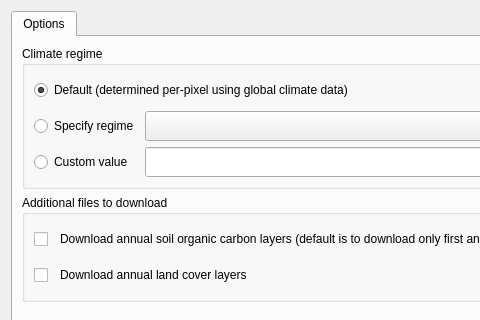
First picture: the form in LDMP/gui/DlgCalculateSOC.ui, repository ConservationInternational/trends.earth, before the edit; both pictures show x 0 to 480 and y 0 to 320 of the 605 by 438 pixel window.
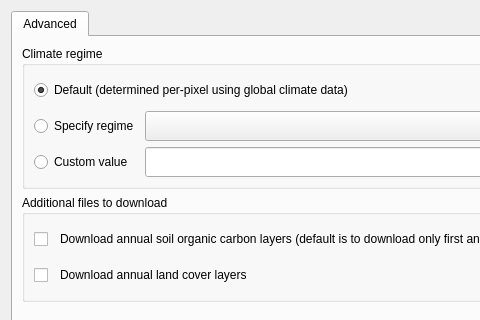
Second picture: the form after the edit.

Patch:
```diff
--- a/LDMP/gui/DlgCalculateSOC.ui
+++ b/LDMP/gui/DlgCalculateSOC.ui
@@ -7,7 +7,7 @@
     <x>0</x>
     <y>0</y>
     <width>605</width>
-    <height>369</height>
+    <height>423</height>
    </rect>
   </property>
   <property name="sizePolicy">
@@ -36,7 +36,7 @@
      </property>
      <widget class="QWidget" name="optionsTab">
       <attribute name="title">
-       <string>Options</string>
+       <string>Advanced</string>
       </attribute>
       <layout class="QVBoxLayout" name="verticalLayout_3">
        <item>
```
Left out of the diff: 2 changed lines with no effect on the pictures.
